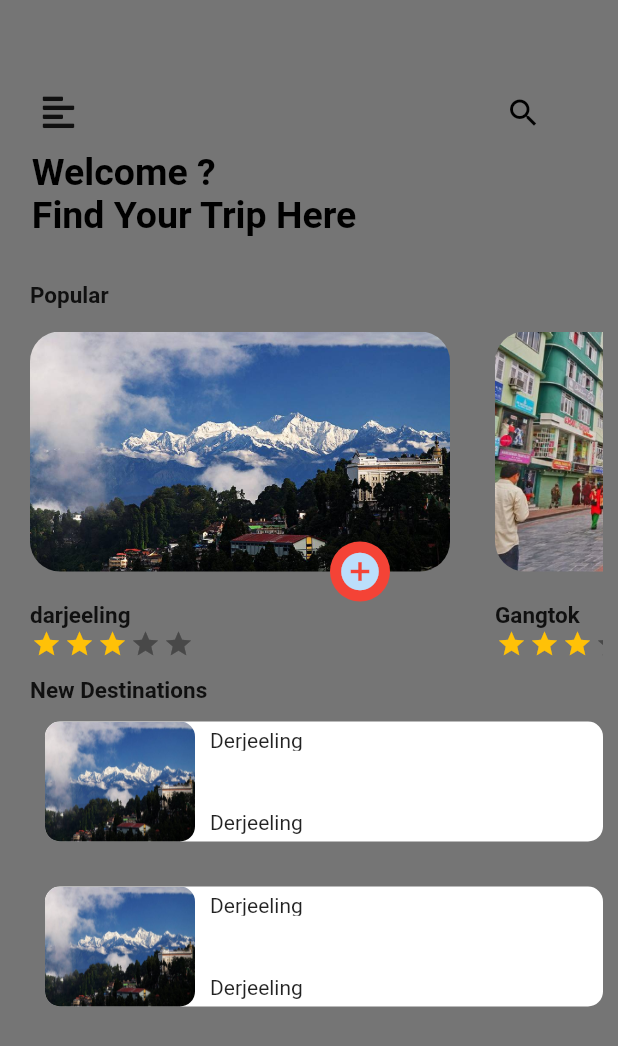
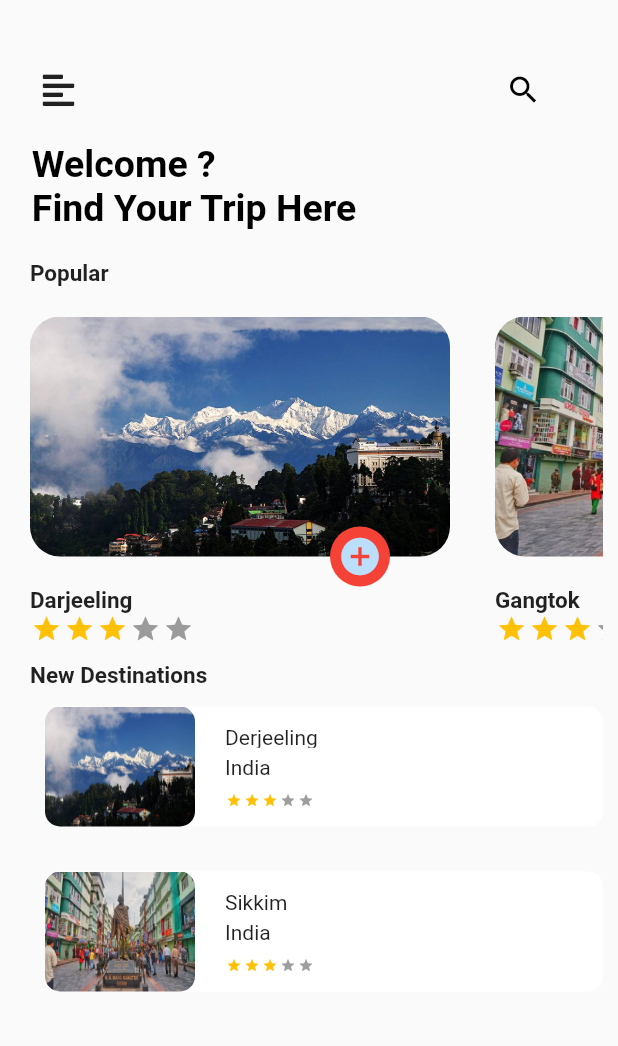
Before and after one commit to HasanMasrur/TourismApp, a Flutter app: the screen it shows after launch, on a phone screen of 412 x 824 dp. Shown: the top 1046 px of the screen. Run offline on Flutter 3.47's test engine with Material 2 defaults, Android fonts, the phone set to English and light mode, and no system bars; drawn by our look-alikes of flutter_rating_bar; our stand-ins replace font_awesome_flutter.

Commit message:
added new destination ,and fill up all destination form part.name,country name ,palce name ,image

```diff
--- a/lib/destinations_box.dart
+++ b/lib/destinations_box.dart
@@ -1,13 +1,13 @@
 import 'package:flutter/material.dart';
+import 'package:flutter_rating_bar/flutter_rating_bar.dart';
 
-class DestinationsBox extends StatefulWidget {
-  @override
-  State<StatefulWidget> createState() {
-    return _DestinationsBox();
-  }
-}
+class DestinationsBox extends StatelessWidget {
+  final String countryname;
+  final String placename;
+  final ImageProvider image;
 
-class _DestinationsBox extends State<DestinationsBox> {
+  DestinationsBox({this.countryname, this.placename, this.image});
+
   @override
   Widget build(BuildContext context) {
     return Container(
@@ -22,27 +22,53 @@ class _DestinationsBox extends State<DestinationsBox> {
             height: 80,
             decoration: BoxDecoration(
                 borderRadius: BorderRadius.all(Radius.circular(10)),
-                image: DecorationImage(
-                    image: AssetImage('assets/darjeeling.jpg'),
-                    fit: BoxFit.fill)),
+                image: DecorationImage(image: image, fit: BoxFit.fill)),
           ),
           SizedBox(
-            width: 10,
+            width: 20,
           ),
           Container(
             child: Column(
+              crossAxisAlignment: CrossAxisAlignment.start,
               children: [
                 Container(
                   height: 15,
                   alignment: Alignment.topLeft,
-                  child: Text('Derjeeling'),
+                  child: Text(placename),
                 ),
                 SizedBox(
-                  height: 40,
+                  height: 05,
                 ),
                 Container(
-                  child: Text('Derjeeling'),
-                )
+                  alignment: Alignment.topLeft,
+                  height: 15,
+                  child: Text(countryname),
+                ),
+                SizedBox(
+                  height: 10,
+                ),
+                Container(
+                    alignment: Alignment.topLeft,
+                    //  margin: EdgeInsets.only(left: 20),
+                    child: RatingBar(
+                      initialRating: 03,
+                      minRating: 1,
+                      direction: Axis.horizontal,
+                      allowHalfRating: true,
+                      itemCount: 5,
+                      itemSize: 10,
+                      itemPadding: EdgeInsets.symmetric(horizontal: 1.0),
+                      itemBuilder: (context, _) {
+                        return Icon(
+                          Icons.star,
+                          size: 30,
+                          color: Colors.amber,
+                        );
+                      },
+                      onRatingUpdate: (rating) {
+                        print(rating);
+                      },
+                    ))
               ],
             ),
           )
--- a/lib/homepage.dart
+++ b/lib/homepage.dart
@@ -3,7 +3,6 @@ import 'dart:ui';
 import 'package:TourismApp/destinations_box.dart';
 import 'package:TourismApp/popular_box.dart';
 import 'package:flutter/material.dart';
-import 'package:flutter_rating_bar/flutter_rating_bar.dart';
 import 'package:font_awesome_flutter/font_awesome_flutter.dart';
 
 class HomePage extends StatefulWidget {
@@ -20,7 +19,7 @@ class _HomePage extends State<HomePage> {
   Widget build(BuildContext context) {
     Size size = MediaQuery.of(context).size;
     return Scaffold(
-      backgroundColor: Colors.black54,
+      //  backgroundColor: Colors.black54,
       key: _globalKey,
       drawer: Drawer(),
       body: SingleChildScrollView(
@@ -29,7 +28,7 @@ class _HomePage extends State<HomePage> {
           mainAxisAlignment: MainAxisAlignment.start,
           children: [
             Container(
-              margin: EdgeInsets.only(top: 50, left: 15),
+              margin: EdgeInsets.only(top: 35, left: 15),
               height: 50,
               child: Row(
                 children: [
@@ -56,6 +55,9 @@ class _HomePage extends State<HomePage> {
                 ],
               ),
             ),
+            SizedBox(
+              height: 10,
+            ),
             Container(
               margin: EdgeInsets.only(left: 15),
               alignment: Alignment.topLeft,
@@ -68,7 +70,7 @@ class _HomePage extends State<HomePage> {
               ),
             ),
             SizedBox(
-              height: 30,
+              height: 20,
             ),
             Container(
               margin: EdgeInsets.only(left: 20),
@@ -79,7 +81,7 @@ class _HomePage extends State<HomePage> {
               ),
             ),
             SizedBox(
-              height: 15,
+              height: 20,
             ),
             Container(
               height: 230,
@@ -89,7 +91,7 @@ class _HomePage extends State<HomePage> {
                 children: [
                   PopularBox(
                     image: AssetImage('assets/darjeeling.jpg'),
-                    placename: "darjeeling",
+                    placename: "Darjeeling",
                   ),
                   SizedBox(
                     width: 10,
@@ -116,11 +118,19 @@ class _HomePage extends State<HomePage> {
               child: ListView(
                 scrollDirection: Axis.vertical,
                 children: [
-                  DestinationsBox(),
+                  DestinationsBox(
+                    countryname: "India",
+                    placename: "Derjeeling",
+                    image: AssetImage('assets/darjeeling.jpg'),
+                  ),
                   SizedBox(
                     height: 10,
                   ),
-                  DestinationsBox(),
+                  DestinationsBox(
+                    countryname: "India",
+                    placename: "Sikkim",
+                    image: AssetImage('assets/Sikkim.png'),
+                  ),
                 ],
               ),
             )
--- a/lib/popular_box.dart
+++ b/lib/popular_box.dart
@@ -2,8 +2,8 @@ import 'package:flutter/material.dart';
 import 'package:flutter_rating_bar/flutter_rating_bar.dart';
 
 class PopularBox extends StatelessWidget {
-  String placename;
-  ImageProvider image;
+  final String placename;
+  final ImageProvider image;
   PopularBox({
     this.placename,
     this.image,
```
